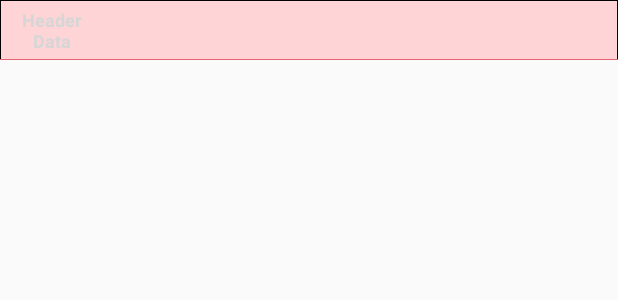
After one commit to MikeHyungiLee/commuting_management_app_kotlin, an Android app: the layout table_column_header_text_data.xml on its own in the app's theme, with its tools: preview values and no code run, on a phone screen of 412 x 824 dp. The commit adds this screen. Shown: the top 300 px of the screen. Run offline under Robolectric (Android 15) with nearby library versions, the phone set to English and light mode, and no system bars.

Commit message:
[add/update] 打刻履歴画面のレイアウトを作成しました。

```diff
--- a/app/build.gradle
+++ b/app/build.gradle
@@ -82,4 +82,7 @@ dependencies {
     // material design
     implementation "com.google.android.material:material:1.1.0"
 
+    // tableView
+    implementation "ph.ingenuity.tableview:tableview:0.1.0-alpha"
+
 }
--- /dev/null
+++ b/app/src/main/res/drawable/column_title_border.xml
@@ -0,0 +1,10 @@
+<?xml version="1.0" encoding="utf-8"?>
+<shape xmlns:android="http://schemas.android.com/apk/res/android"
+    android:shape="rectangle">
+    <stroke
+        android:width="0.5dp"
+        android:color="@android:color/black"/>
+
+    <solid
+        android:color="@color/kPalePink"/>
+</shape>
--- /dev/null
+++ b/app/src/main/res/layout/table_column_header_text_data.xml
@@ -0,0 +1,52 @@
+<?xml version="1.0" encoding="utf-8"?>
+
+<LinearLayout xmlns:android="http://schemas.android.com/apk/res/android"
+    xmlns:app="http://schemas.android.com/apk/res-auto"
+    xmlns:tools="http://schemas.android.com/tools"
+    android:id="@+id/column_header_container"
+    android:layout_width="wrap_content"
+    android:layout_height="@dimen/cell_height"
+    android:orientation="horizontal">
+
+    <FrameLayout
+        android:layout_width="match_parent"
+        android:layout_height="match_parent"
+        android:layout_gravity="center"
+        android:background="@drawable/column_title_border"
+        android:orientation="horizontal">
+
+        <View
+            android:layout_width="match_parent"
+            android:layout_height="1px"
+            android:layout_gravity="top"
+            android:background="@color/colorAccent" />
+
+        <LinearLayout
+            android:layout_width="match_parent"
+            android:layout_height="match_parent"
+            android:layout_gravity="center"
+            android:background="@drawable/column_title_border"
+            android:orientation="horizontal">
+
+            <TextView
+                android:id="@+id/column_header_text"
+                android:layout_width="50dp"
+                android:layout_height="match_parent"
+                android:layout_gravity="center"
+                android:layout_marginEnd="10dp"
+                android:layout_marginStart="10dp"
+                android:gravity="center"
+                android:textColor="@color/table_view_default_text_color"
+                android:textSize="@dimen/text_size"
+                android:textStyle="bold"
+                tools:text="Header Data" />
+
+        </LinearLayout>
+
+        <View
+            android:layout_width="match_parent"
+            android:layout_height="1px"
+            android:layout_gravity="bottom"
+            android:background="@color/colorAccent" />
+    </FrameLayout>
+</LinearLayout>
--- /dev/null
+++ b/app/src/main/res/layout/table_corner_view.xml
@@ -0,0 +1,6 @@
+<?xml version="1.0" encoding="utf-8"?>
+
+<RelativeLayout xmlns:android="http://schemas.android.com/apk/res/android"
+    android:layout_width="@dimen/row_header_width"
+    android:layout_height="@dimen/cell_height"
+    android:background="@color/kLightYellow2" />
--- a/app/src/main/res/values/colors.xml
+++ b/app/src/main/res/values/colors.xml
@@ -2,7 +2,8 @@
 <resources>
     <color name="colorPrimary">#6200EE</color>
     <color name="colorPrimaryDark">#3700B3</color>
-    <color name="colorAccent">#03DAC5</color>
+    <color name="colorAccent">#FFE46472</color>
+    <color name="colorWhite">#FFFFFF</color>
 
     <color name="colorBlack">#000</color>
 
--- a/app/src/main/res/values/styles.xml
+++ b/app/src/main/res/values/styles.xml
@@ -15,5 +15,9 @@
     <style name="AppTheme.RoundedCornerMaterialButtonEndTime" parent="Widget.AppCompat.Button.Colored">
         <item name="android:background">@drawable/end_time_button_rounded_shape</item>
     </style>
+    <style name="AppTheme.Button" parent="Widget.AppCompat.Button.Colored">
+        <item name="colorButtonNormal">@color/kRed</item>
+        <item name="android:textColor">@color/colorWhite</item>
+    </style>
 
 </resources>
```
Also changed, not shown: app/src/main/java/com/hyungilee/commutingmanagement/ui/commutingdatahistory/CommutingDataHistoryFragment.kt (+41 -5 lines), app/src/main/java/com/hyungilee/commutingmanagement/ui/commutingdatahistory/adapter/RandomDataFactory.kt (added, +44 -0 lines), app/src/main/java/com/hyungilee/commutingmanagement/ui/commutingdatahistory/adapter/RandomDataTableViewAdapter.kt (added, +107 -0 lines), app/src/main/java/com/hyungilee/commutingmanagement/ui/commutingdatahistory/models/RandomDataCell.kt (added, +40 -0 lines), app/src/main/java/com/hyungilee/commutingmanagement/ui/commutingdatahistory/viewholders/RandomDataColumnHeaderViewHolder.kt (added, +11 -0 lines), app/src/main/java/com/hyungilee/commutingmanagement/ui/commutingdatahistory/viewholders/RandomDataRowHeaderViewHolder.kt (added, +11 -0 lines), app/src/main/java/com/hyungilee/commutingmanagement/ui/commutingdatahistory/viewholders/TableViewHolder.kt (added, +125 -0 lines), app/src/main/res/drawable/cell_border.xml (added, +9 -0 lines), app/src/main/res/drawable/row_day_border.xml (added, +9 -0 lines), app/src/main/res/layout/commuting_time_history_fragment.xml (+63 -4 lines), app/src/main/res/layout/table_cell_text_data.xml (added, +29 -0 lines), app/src/main/res/layout/table_row_header_text_data.xml (added, +45 -0 lines), app/src/main/res/values/dimens.xml (added, +19 -0 lines).
